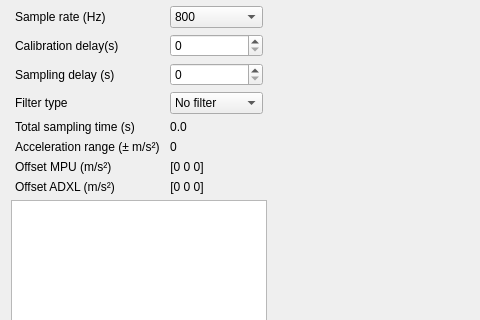
This is Qt/mainwindow.ui in Toroid-io/AccelerationDataLogger as Qt 5 draws it before an edit; both pictures show x 0 to 480 and y 129 to 449 of the 1080 by 641 pixel window. The edited form follows.
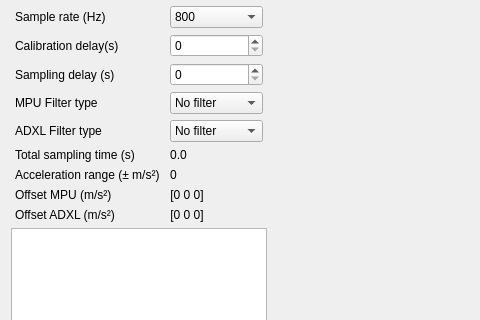
This is the edited form. Custom widgets are drawn as their Qt base class.

Commit message: [Qt] different filters for each accelerometer

The edit to the form file:
```diff
--- a/Qt/mainwindow.ui
+++ b/Qt/mainwindow.ui
@@ -146,6 +146,48 @@
         <property name="sizeConstraint">
          <enum>QLayout::SetFixedSize</enum>
         </property>
+        <item row="8" column="0">
+         <widget class="QLabel" name="offsetADXLLabel">
+          <property name="sizePolicy">
+           <sizepolicy hsizetype="Fixed" vsizetype="Preferred">
+            <horstretch>0</horstretch>
+            <verstretch>0</verstretch>
+           </sizepolicy>
+          </property>
+          <property name="text">
+           <string>Offset ADXL (m/s²)</string>
+          </property>
+         </widget>
+        </item>
+        <item row="5" column="0">
+         <widget class="QLabel" name="sampleTimeLabel">
+          <property name="sizePolicy">
+           <sizepolicy hsizetype="Fixed" vsizetype="Preferred">
+            <horstretch>0</horstretch>
+            <verstretch>0</verstretch>
+           </sizepolicy>
+          </property>
+          <property name="text">
+           <string>Total sampling time (s)</string>
+          </property>
+         </widget>
+        </item>
+        <item row="8" column="2">
+         <widget class="QLabel" name="offsetADXLValLabel">
+          <property name="sizePolicy">
+           <sizepolicy hsizetype="Fixed" vsizetype="Preferred">
+            <horstretch>0</horstretch>
+            <verstretch>0</verstretch>
+           </sizepolicy>
+          </property>
+          <property name="text">
+           <string>[0 0 0]</string>
+          </property>
+          <property name="alignment">
+           <set>Qt::AlignCenter</set>
+          </property>
+         </widget>
+        </item>
         <item row="0" column="2">
          <widget class="QComboBox" name="sampleRateComboBox">
           <item>
@@ -185,99 +227,6 @@
           </item>
          </widget>
         </item>
-        <item row="5" column="0">
-         <widget class="QLabel" name="accelRangeLabel">
-          <property name="sizePolicy">
-           <sizepolicy hsizetype="Fixed" vsizetype="Preferred">
-            <horstretch>0</horstretch>
-            <verstretch>0</verstretch>
-           </sizepolicy>
-          </property>
-          <property name="text">
-           <string>Acceleration range (± m/s²)</string>
-          </property>
-         </widget>
-        </item>
-        <item row="7" column="0">
-         <widget class="QLabel" name="offsetADXLLabel">
-          <property name="sizePolicy">
-           <sizepolicy hsizetype="Fixed" vsizetype="Preferred">
-            <horstretch>0</horstretch>
-            <verstretch>0</verstretch>
-           </sizepolicy>
-          </property>
-          <property name="text">
-           <string>Offset ADXL (m/s²)</string>
-          </property>
-         </widget>
-        </item>
-        <item row="6" column="0">
-         <widget class="QLabel" name="offsetMPULabel">
-          <property name="sizePolicy">
-           <sizepolicy hsizetype="Fixed" vsizetype="Preferred">
-            <horstretch>0</horstretch>
-            <verstretch>0</verstretch>
-           </sizepolicy>
-          </property>
-          <property name="text">
-           <string>Offset MPU (m/s²)</string>
-          </property>
-         </widget>
-        </item>
-        <item row="5" column="2">
-         <widget class="QLabel" name="accelRangeValLabel">
-          <property name="sizePolicy">
-           <sizepolicy hsizetype="Fixed" vsizetype="Preferred">
-            <horstretch>0</horstretch>
-            <verstretch>0</verstretch>
-           </sizepolicy>
-          </property>
-          <property name="text">
-           <string>0</string>
-          </property>
-          <property name="alignment">
-           <set>Qt::AlignCenter</set>
-          </property>
-         </widget>
-        </item>
-        <item row="2" column="2">
-         <widget class="QSpinBox" name="sampleDelaySpinBox"/>
-        </item>
-        <item row="1" column="2">
-         <widget class="QSpinBox" name="calibrationDelaySpinBox"/>
-        </item>
-        <item row="7" column="2">
-         <widget class="QLabel" name="offsetADXLValLabel">
-          <property name="sizePolicy">
-           <sizepolicy hsizetype="Fixed" vsizetype="Preferred">
-            <horstretch>0</horstretch>
-            <verstretch>0</verstretch>
-           </sizepolicy>
-          </property>
-          <property name="text">
-           <string>[0 0 0]</string>
-          </property>
-          <property name="alignment">
-           <set>Qt::AlignCenter</set>
-          </property>
-         </widget>
-        </item>
-        <item row="6" column="2">
-         <widget class="QLabel" name="offsetMPUValLabel">
-          <property name="sizePolicy">
-           <sizepolicy hsizetype="Fixed" vsizetype="Preferred">
-            <horstretch>100</horstretch>
-            <verstretch>0</verstretch>
-           </sizepolicy>
-          </property>
-          <property name="text">
-           <string>[0 0 0]</string>
-          </property>
-          <property name="alignment">
-           <set>Qt::AlignCenter</set>
-          </property>
-         </widget>
-        </item>
         <item row="0" column="0">
          <widget class="QLabel" name="sampleSpeedLabel">
           <property name="sizePolicy">
@@ -291,18 +240,8 @@
           </property>
          </widget>
         </item>
-        <item row="4" column="0">
-         <widget class="QLabel" name="sampleTimeLabel">
-          <property name="sizePolicy">
-           <sizepolicy hsizetype="Fixed" vsizetype="Preferred">
-            <horstretch>0</horstretch>
-            <verstretch>0</verstretch>
-           </sizepolicy>
-          </property>
-          <property name="text">
-           <string>Total sampling time (s)</string>
-          </property>
-         </widget>
+        <item row="2" column="2">
+         <widget class="QSpinBox" name="sampleDelaySpinBox"/>
         </item>
         <item row="2" column="0">
          <widget class="QLabel" name="sampleDelayLabel">
@@ -317,7 +256,43 @@
           </property>
          </widget>
         </item>
-        <item row="4" column="2">
+        <item row="6" column="0">
+         <widget class="QLabel" name="accelRangeLabel">
+          <property name="sizePolicy">
+           <sizepolicy hsizetype="Fixed" vsizetype="Preferred">
+            <horstretch>0</horstretch>
+            <verstretch>0</verstretch>
+           </sizepolicy>
+          </property>
+          <property name="text">
+           <string>Acceleration range (± m/s²)</string>
+          </property>
+         </widget>
+        </item>
+        <item row="3" column="0">
+         <widget class="QLabel" name="MPUfilterTypeLabel">
+          <property name="text">
+           <string>MPU Filter type</string>
+          </property>
+         </widget>
+        </item>
+        <item row="1" column="2">
+         <widget class="QSpinBox" name="calibrationDelaySpinBox"/>
+        </item>
+        <item row="7" column="0">
+         <widget class="QLabel" name="offsetMPULabel">
+          <property name="sizePolicy">
+           <sizepolicy hsizetype="Fixed" vsizetype="Preferred">
+            <horstretch>0</horstretch>
+            <verstretch>0</verstretch>
+           </sizepolicy>
+          </property>
+          <property name="text">
+           <string>Offset MPU (m/s²)</string>
+          </property>
+         </widget>
+        </item>
+        <item row="5" column="2">
          <widget class="QLabel" name="sampleTimeValLabel">
           <property name="sizePolicy">
            <sizepolicy hsizetype="Fixed" vsizetype="Preferred">
@@ -354,15 +329,66 @@
           </property>
          </widget>
         </item>
-        <item row="3" column="0">
-         <widget class="QLabel" name="filterTypeLabel">
+        <item row="6" column="2">
+         <widget class="QLabel" name="accelRangeValLabel">
+          <property name="sizePolicy">
+           <sizepolicy hsizetype="Fixed" vsizetype="Preferred">
+            <horstretch>0</horstretch>
+            <verstretch>0</verstretch>
+           </sizepolicy>
+          </property>
           <property name="text">
-           <string>Filter type</string>
+           <string>0</string>
+          </property>
+          <property name="alignment">
+           <set>Qt::AlignCenter</set>
+          </property>
+         </widget>
+        </item>
+        <item row="7" column="2">
+         <widget class="QLabel" name="offsetMPUValLabel">
+          <property name="sizePolicy">
+           <sizepolicy hsizetype="Fixed" vsizetype="Preferred">
+            <horstretch>100</horstretch>
+            <verstretch>0</verstretch>
+           </sizepolicy>
+          </property>
+          <property name="text">
+           <string>[0 0 0]</string>
+          </property>
+          <property name="alignment">
+           <set>Qt::AlignCenter</set>
           </property>
          </widget>
         </item>
         <item row="3" column="2">
-         <widget class="QComboBox" name="filterTypeComboBox">
+         <widget class="QComboBox" name="MPUfilterTypeComboBox">
+          <item>
+           <property name="text">
+            <string>No filter</string>
+           </property>
+          </item>
+          <item>
+           <property name="text">
+            <string>Static offset</string>
+           </property>
+          </item>
+          <item>
+           <property name="text">
+            <string>High pass</string>
+           </property>
+          </item>
+         </widget>
+        </item>
+        <item row="4" column="0">
+         <widget class="QLabel" name="ADXLfilterTypeLabel">
+          <property name="text">
+           <string>ADXL Filter type</string>
+          </property>
+         </widget>
+        </item>
+        <item row="4" column="2">
+         <widget class="QComboBox" name="ADXLfilterTypeComboBox">
           <item>
            <property name="text">
             <string>No filter</string>
```
The commit also changes 3 other files.
